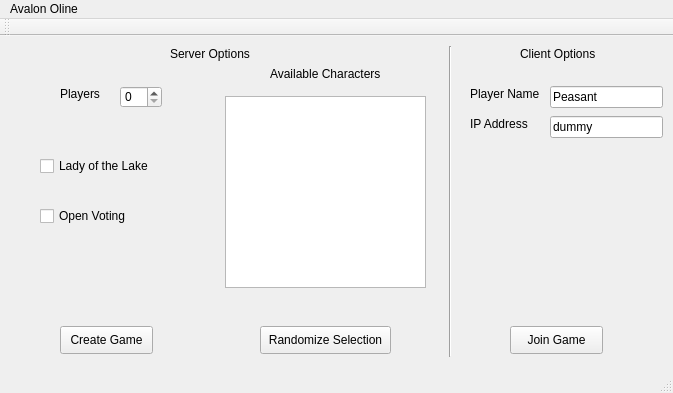
This is src/gui/optionswindow.ui in JRandomHacker/CS429-Avalon as Qt 5 draws it before an edit. The edited form follows.
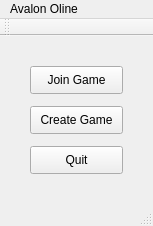
This is the edited form.

Commit message: Created Main Menu and linked its buttons to join game and server windows

```diff
--- a/src/gui/optionswindow.ui
+++ b/src/gui/optionswindow.ui
@@ -6,214 +6,51 @@
    <rect>
     <x>0</x>
     <y>0</y>
-    <width>673</width>
-    <height>393</height>
+    <width>153</width>
+    <height>226</height>
    </rect>
   </property>
   <property name="windowTitle">
    <string>OptionsWindow</string>
   </property>
   <widget class="QWidget" name="centralWidget">
-   <widget class="QSpinBox" name="serverSectionPlayerAmount">
+   <widget class="QPushButton" name="buttonJoinMenu">
     <property name="geometry">
      <rect>
-      <x>120</x>
-      <y>50</y>
-      <width>42</width>
-      <height>22</height>
-     </rect>
-    </property>
-   </widget>
-   <widget class="QLabel" name="serverSectionPlayersLabel">
-    <property name="geometry">
-     <rect>
-      <x>60</x>
-      <y>50</y>
-      <width>55</width>
-      <height>16</height>
-     </rect>
-    </property>
-    <property name="text">
-     <string>Players</string>
-    </property>
-   </widget>
-   <widget class="QPushButton" name="serverSectionCreateButton">
-    <property name="geometry">
-     <rect>
-      <x>60</x>
-      <y>290</y>
-      <width>93</width>
-      <height>28</height>
-     </rect>
-    </property>
-    <property name="text">
-     <string>Create Game</string>
-    </property>
-   </widget>
-   <widget class="Line" name="line">
-    <property name="geometry">
-     <rect>
-      <x>440</x>
-      <y>10</y>
-      <width>20</width>
-      <height>311</height>
-     </rect>
-    </property>
-    <property name="orientation">
-     <enum>Qt::Vertical</enum>
-    </property>
-   </widget>
-   <widget class="QLabel" name="clientSectionTitle">
-    <property name="geometry">
-     <rect>
-      <x>520</x>
-      <y>10</y>
-      <width>81</width>
-      <height>16</height>
-     </rect>
-    </property>
-    <property name="text">
-     <string>Client Options</string>
-    </property>
-   </widget>
-   <widget class="QLabel" name="serverSectionTitle">
-    <property name="geometry">
-     <rect>
-      <x>170</x>
-      <y>10</y>
-      <width>91</width>
-      <height>16</height>
-     </rect>
-    </property>
-    <property name="text">
-     <string>Server Options</string>
-    </property>
-   </widget>
-   <widget class="QCheckBox" name="serverSectionVoting">
-    <property name="geometry">
-     <rect>
-      <x>40</x>
-      <y>170</y>
-      <width>101</width>
-      <height>20</height>
-     </rect>
-    </property>
-    <property name="text">
-     <string>Open Voting</string>
-    </property>
-   </widget>
-   <widget class="QCheckBox" name="checkBox_2">
-    <property name="geometry">
-     <rect>
-      <x>40</x>
-      <y>120</y>
-      <width>121</width>
-      <height>20</height>
-     </rect>
-    </property>
-    <property name="text">
-     <string>Lady of the Lake</string>
-    </property>
-   </widget>
-   <widget class="QLabel" name="clientSectionPlayerNameLabel">
-    <property name="geometry">
-     <rect>
-      <x>470</x>
-      <y>50</y>
-      <width>81</width>
-      <height>16</height>
-     </rect>
-    </property>
-    <property name="text">
-     <string>Player Name</string>
-    </property>
-   </widget>
-   <widget class="QPushButton" name="serverSectionRandomizeCharsButton">
-    <property name="geometry">
-     <rect>
-      <x>260</x>
-      <y>290</y>
-      <width>131</width>
-      <height>28</height>
-     </rect>
-    </property>
-    <property name="text">
-     <string>Randomize Selection</string>
-    </property>
-   </widget>
-   <widget class="QLineEdit" name="clientSectionPlayerNameField">
-    <property name="geometry">
-     <rect>
-      <x>550</x>
-      <y>50</y>
-      <width>113</width>
-      <height>22</height>
-     </rect>
-    </property>
-    <property name="text">
-     <string>Peasant</string>
-    </property>
-   </widget>
-   <widget class="QLabel" name="clientSectionServerAddress">
-    <property name="geometry">
-     <rect>
-      <x>470</x>
-      <y>80</y>
-      <width>71</width>
-      <height>16</height>
-     </rect>
-    </property>
-    <property name="text">
-     <string>IP Address</string>
-    </property>
-   </widget>
-   <widget class="QLineEdit" name="clientSectionServerAddressField">
-    <property name="geometry">
-     <rect>
-      <x>550</x>
-      <y>80</y>
-      <width>113</width>
-      <height>22</height>
-     </rect>
-    </property>
-    <property name="text">
-     <string>dummy</string>
-    </property>
-   </widget>
-   <widget class="QPushButton" name="clientSectionJoinButton">
-    <property name="geometry">
-     <rect>
-      <x>510</x>
-      <y>290</y>
-      <width>93</width>
-      <height>28</height>
-     </rect>
-    </property>
-    <property name="text">
-     <string>Join Game</string>
-    </property>
-   </widget>
-   <widget class="QLabel" name="serverSectionCharactersLabel">
-    <property name="geometry">
-     <rect>
-      <x>270</x>
+      <x>30</x>
       <y>30</y>
-      <width>121</width>
-      <height>16</height>
+      <width>93</width>
+      <height>28</height>
      </rect>
     </property>
     <property name="text">
-     <string>Available Characters</string>
+     <string>Join Game</string>
     </property>
    </widget>
-   <widget class="QColumnView" name="columnView">
+   <widget class="QPushButton" name="buttonCreateMenu">
     <property name="geometry">
      <rect>
-      <x>225</x>
-      <y>60</y>
-      <width>201</width>
-      <height>192</height>
+      <x>30</x>
+      <y>70</y>
+      <width>93</width>
+      <height>28</height>
      </rect>
+    </property>
+    <property name="text">
+     <string>Create Game</string>
+    </property>
+   </widget>
+   <widget class="QPushButton" name="buttonQuit">
+    <property name="geometry">
+     <rect>
+      <x>30</x>
+      <y>110</y>
+      <width>93</width>
+      <height>28</height>
+     </rect>
+    </property>
+    <property name="text">
+     <string>Quit</string>
     </property>
    </widget>
   </widget>
@@ -231,7 +68,7 @@
     <rect>
      <x>0</x>
      <y>0</y>
-     <width>673</width>
+     <width>153</width>
      <height>26</height>
     </rect>
    </property>
```
The commit also changes 3 other files.
